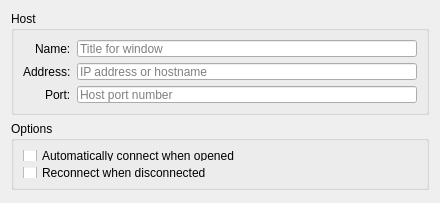
Above: client/configconnection.ui from jkdoug/mudder before the change. Below: the same form after it.
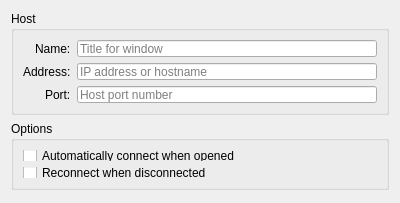
That is the form after the change. Icons and pictures are not drawn.

What changed in the file:
```diff
--- a/client/configconnection.ui
+++ b/client/configconnection.ui
@@ -6,7 +6,7 @@
    <rect>
     <x>0</x>
     <y>0</y>
-    <width>440</width>
+    <width>400</width>
     <height>203</height>
    </rect>
   </property>
```
